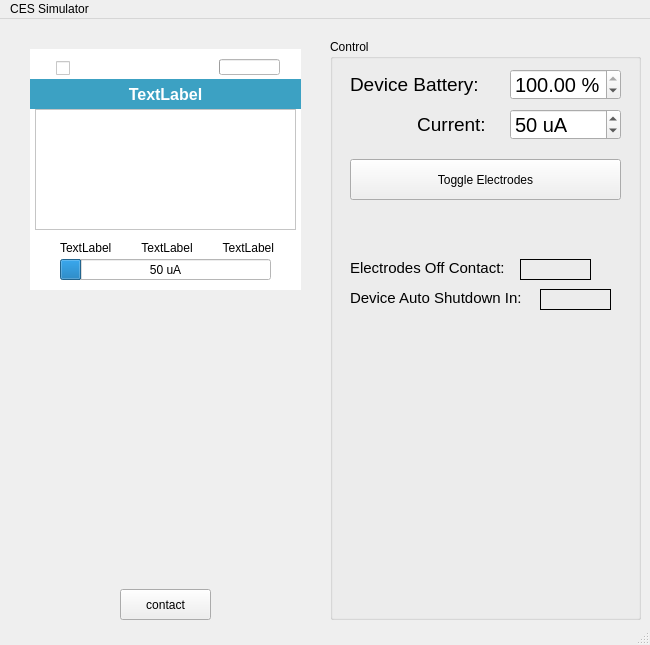
Old version of the form mainwindow.ui in the repository lasitha-amuwala/CES-Simulator.
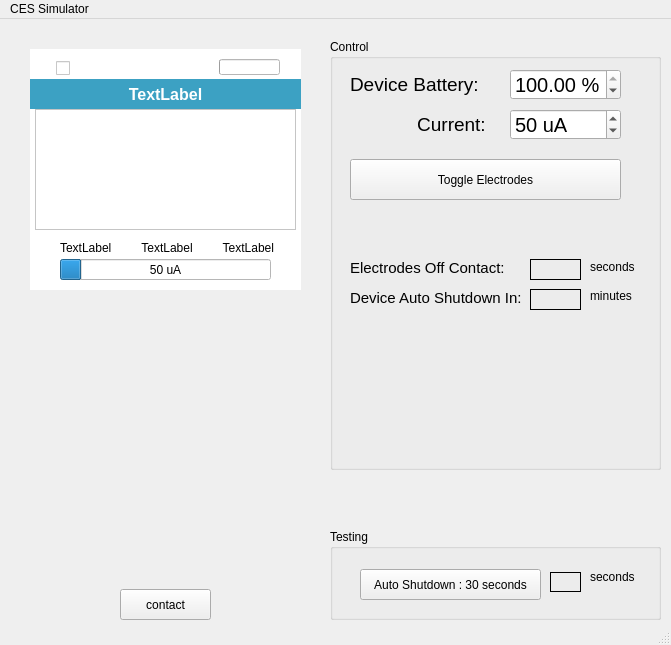
New version of the form. Icons and pictures are not drawn.

Commit message: Added Auto Shutdown Testing for 30 seconds

```diff
--- a/mainwindow.ui
+++ b/mainwindow.ui
@@ -6,7 +6,7 @@
    <rect>
     <x>0</x>
     <y>0</y>
-    <width>650</width>
+    <width>671</width>
     <height>645</height>
    </rect>
   </property>
@@ -481,8 +481,8 @@
      <rect>
       <x>330</x>
       <y>20</y>
-      <width>311</width>
-      <height>581</height>
+      <width>331</width>
+      <height>431</height>
      </rect>
     </property>
     <property name="title">
@@ -602,7 +602,7 @@
       <rect>
        <x>20</x>
        <y>250</y>
-       <width>191</width>
+       <width>181</width>
        <height>17</height>
       </rect>
      </property>
@@ -636,9 +636,9 @@
     <widget class="QLabel" name="electrodesIdle">
      <property name="geometry">
       <rect>
-       <x>190</x>
+       <x>200</x>
        <y>220</y>
-       <width>71</width>
+       <width>51</width>
        <height>21</height>
       </rect>
      </property>
@@ -657,9 +657,9 @@
     <widget class="QLabel" name="deviceIdle">
      <property name="geometry">
       <rect>
-       <x>210</x>
+       <x>200</x>
        <y>250</y>
-       <width>71</width>
+       <width>51</width>
        <height>21</height>
       </rect>
      </property>
@@ -673,6 +673,90 @@
      </property>
      <property name="text">
       <string/>
+     </property>
+    </widget>
+    <widget class="QLabel" name="label_5">
+     <property name="geometry">
+      <rect>
+       <x>260</x>
+       <y>220</y>
+       <width>51</width>
+       <height>16</height>
+      </rect>
+     </property>
+     <property name="text">
+      <string>seconds</string>
+     </property>
+    </widget>
+    <widget class="QLabel" name="label_6">
+     <property name="geometry">
+      <rect>
+       <x>260</x>
+       <y>250</y>
+       <width>47</width>
+       <height>13</height>
+      </rect>
+     </property>
+     <property name="text">
+      <string>minutes</string>
+     </property>
+    </widget>
+   </widget>
+   <widget class="QGroupBox" name="groupBox_2">
+    <property name="geometry">
+     <rect>
+      <x>330</x>
+      <y>510</y>
+      <width>331</width>
+      <height>91</height>
+     </rect>
+    </property>
+    <property name="title">
+     <string>Testing</string>
+    </property>
+    <widget class="QPushButton" name="autoShutdown_test">
+     <property name="geometry">
+      <rect>
+       <x>30</x>
+       <y>40</y>
+       <width>181</width>
+       <height>31</height>
+      </rect>
+     </property>
+     <property name="text">
+      <string>Auto Shutdown : 30 seconds</string>
+     </property>
+    </widget>
+    <widget class="QLabel" name="autoShutdown_timer">
+     <property name="geometry">
+      <rect>
+       <x>220</x>
+       <y>43</y>
+       <width>31</width>
+       <height>20</height>
+      </rect>
+     </property>
+     <property name="styleSheet">
+      <string notr="true">border:1px solid;</string>
+     </property>
+     <property name="text">
+      <string/>
+     </property>
+     <property name="textFormat">
+      <enum>Qt::AutoText</enum>
+     </property>
+    </widget>
+    <widget class="QLabel" name="label_7">
+     <property name="geometry">
+      <rect>
+       <x>260</x>
+       <y>40</y>
+       <width>51</width>
+       <height>16</height>
+      </rect>
+     </property>
+     <property name="text">
+      <string>seconds</string>
      </property>
     </widget>
    </widget>
@@ -682,8 +766,8 @@
     <rect>
      <x>0</x>
      <y>0</y>
-     <width>650</width>
-     <height>22</height>
+     <width>671</width>
+     <height>21</height>
     </rect>
    </property>
    <widget class="QMenu" name="menuCES_Simulator">
```
The commit also changes 2 other files.
